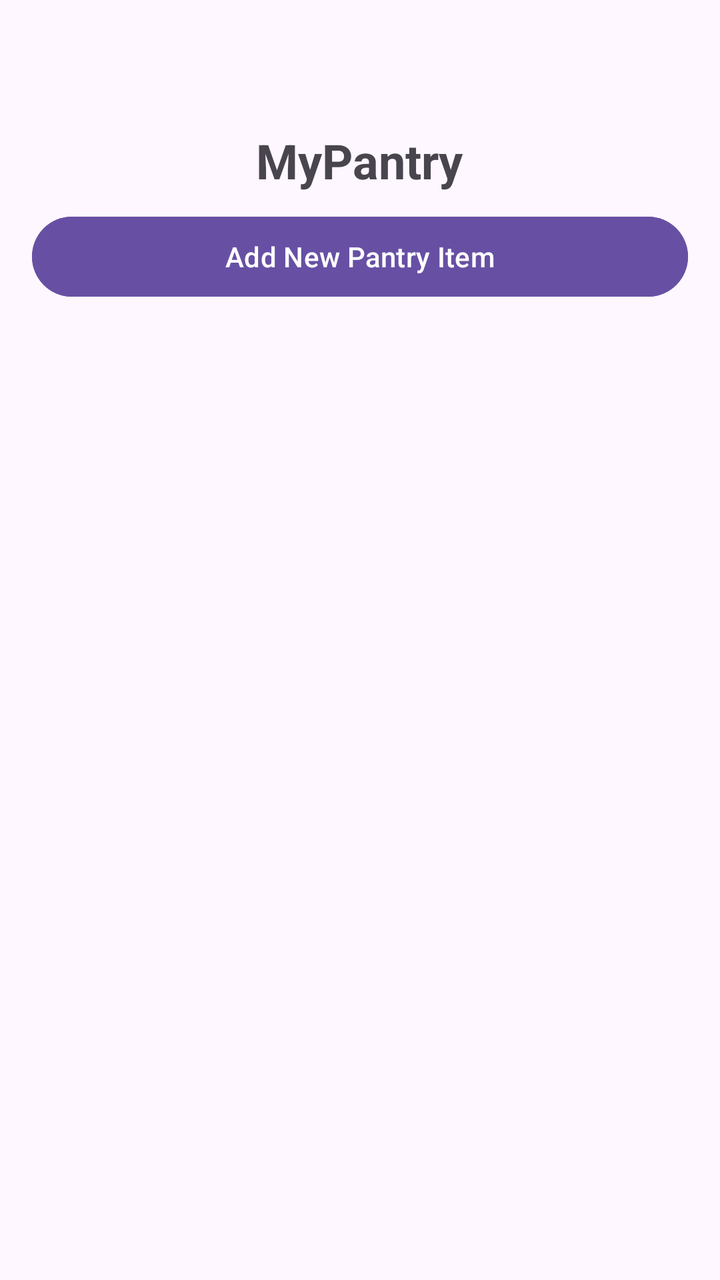
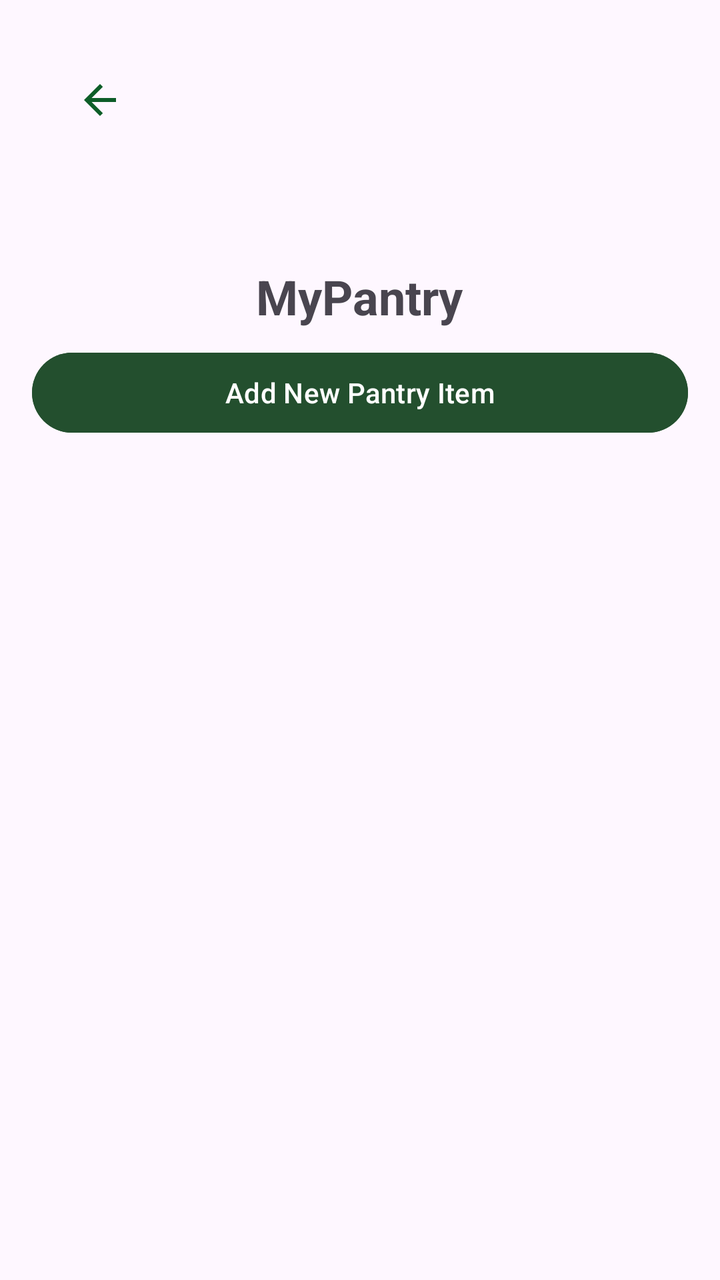

Before-and-after screenshots of an Android layout around one commit, followed by the original layout XML and the change that was made.
<!-- AndroidManifest.xml: application theme Theme.Material3.DayNight.NoActionBar -->
<!-- res/layout/fragment_my_pantry.xml -->
<?xml version="1.0" encoding="utf-8"?>
<LinearLayout
    xmlns:android="http://schemas.android.com/apk/res/android"
    android:layout_width="match_parent"
    android:layout_height="match_parent"
    android:orientation="vertical"
    android:padding="16dp">

    <View
        android:layout_width="match_parent"
        android:layout_height="48dp" />

    <TextView
        android:id="@+id/pantryTitle"
        android:layout_width="wrap_content"
        android:layout_height="wrap_content"
        android:text="MyPantry"
        android:textSize="24sp"
        android:textStyle="bold"
        android:layout_gravity="center_horizontal"
        android:paddingBottom="8dp" />

    <Button
        android:id="@+id/addItemButton"
        android:layout_width="match_parent"
        android:layout_height="wrap_content"
        android:text="Add New Pantry Item"
        android:backgroundTint="?attr/colorPrimary"
        android:textColor="@android:color/white"
        android:layout_marginBottom="12dp" />

    <androidx.recyclerview.widget.RecyclerView
        android:id="@+id/pantryRecyclerView"
        android:layout_width="match_parent"
        android:layout_height="0dp"
        android:layout_weight="1"
        android:scrollbars="vertical" />

</LinearLayout>
<!-- resources referenced by this layout -->
<resources>

</resources>

<!-- the commit's change to res/layout/fragment_my_pantry.xml (unified diff, before → after) -->
@@ -6,10 +6,18 @@
     android:orientation="vertical"
     android:padding="16dp">
 
+
+    <ImageButton
+        android:id="@+id/backButton"
+        android:layout_width="48dp"
+        android:layout_height="48dp"
+        android:src="@drawable/outline_arrow_back_24"
+        android:contentDescription="Back"
+        android:background="?attr/selectableItemBackgroundBorderless"
+        android:layout_margin="10dp" />
     <View
         android:layout_width="match_parent"
         android:layout_height="48dp" />
-
     <TextView
         android:id="@+id/pantryTitle"
         android:layout_width="wrap_content"
@@ -25,7 +33,7 @@
         android:layout_width="match_parent"
         android:layout_height="wrap_content"
         android:text="Add New Pantry Item"
-        android:backgroundTint="?attr/colorPrimary"
+        android:backgroundTint="#234F2E"
         android:textColor="@android:color/white"
         android:layout_marginBottom="12dp" />
 
<!-- resource entries referenced after the edit -->
@@ -1,5 +1,10 @@
 <!-- resources referenced by this layout -->
 <resources>
-
+  <!-- drawable outline_arrow_back_24 (drawable) -->
+  <vector xmlns:android="http://schemas.android.com/apk/res/android" android:autoMirrored="true" android:height="24dp" android:tint="#0D5D28" android:viewportHeight="960" android:viewportWidth="960" android:width="24dp">
+        
+      <path android:fillColor="@android:color/white" android:pathData="M313,520L537,744L480,800L160,480L480,160L537,216L313,440L800,440L800,520L313,520Z"/>
+      
+  </vector>
 </resources>
 
